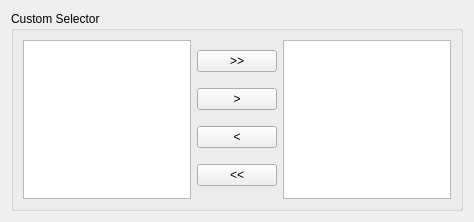
First picture: the form in CustomWidgets/customSelector.ui, repository dsgoficial/DsgTools, before the edit.
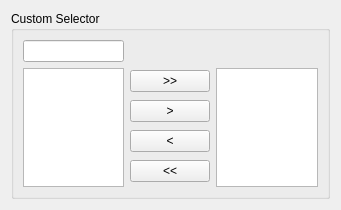
Second picture: the form after the edit.

Commit message: interface prototype

The edit to the form file:
```diff
--- a/CustomWidgets/customSelector.ui
+++ b/CustomWidgets/customSelector.ui
@@ -6,8 +6,8 @@
    <rect>
     <x>0</x>
     <y>0</y>
-    <width>474</width>
-    <height>222</height>
+    <width>341</width>
+    <height>210</height>
    </rect>
   </property>
   <property name="windowTitle">
@@ -21,15 +21,39 @@
      </property>
      <layout class="QGridLayout" name="gridLayout_3">
       <item row="0" column="0">
-       <layout class="QHBoxLayout" name="horizontalLayout_3">
-        <item>
+       <widget class="QLineEdit" name="filterLineEdit"/>
+      </item>
+      <item row="0" column="2">
+       <spacer name="verticalSpacer">
+        <property name="orientation">
+         <enum>Qt::Vertical</enum>
+        </property>
+        <property name="sizeType">
+         <enum>QSizePolicy::Fixed</enum>
+        </property>
+        <property name="sizeHint" stdset="0">
+         <size>
+          <width>20</width>
+          <height>20</height>
+         </size>
+        </property>
+       </spacer>
+      </item>
+      <item row="1" column="0">
          <widget class="QListWidget" name="fromList">
           <property name="selectionMode">
            <enum>QAbstractItemView::MultiSelection</enum>
           </property>
          </widget>
         </item>
-        <item>
+      <item row="1" column="2">
+       <widget class="QListWidget" name="toList">
+        <property name="selectionMode">
+         <enum>QAbstractItemView::MultiSelection</enum>
+        </property>
+       </widget>
+      </item>
+      <item row="1" column="1">
          <layout class="QVBoxLayout" name="verticalLayout_2">
           <item>
            <widget class="QPushButton" name="pushButtonSelectAll">
@@ -68,15 +92,6 @@
             </property>
             <property name="text">
              <string>&lt;&lt;</string>
-            </property>
-           </widget>
-          </item>
-         </layout>
-        </item>
-        <item>
-         <widget class="QListWidget" name="toList">
-          <property name="selectionMode">
-           <enum>QAbstractItemView::MultiSelection</enum>
           </property>
          </widget>
         </item>
```
Left out of the diff: 2 changed lines with no effect on the pictures. Lines whose indentation alone changed are shown as unchanged. The commit also changes 5 other files.
